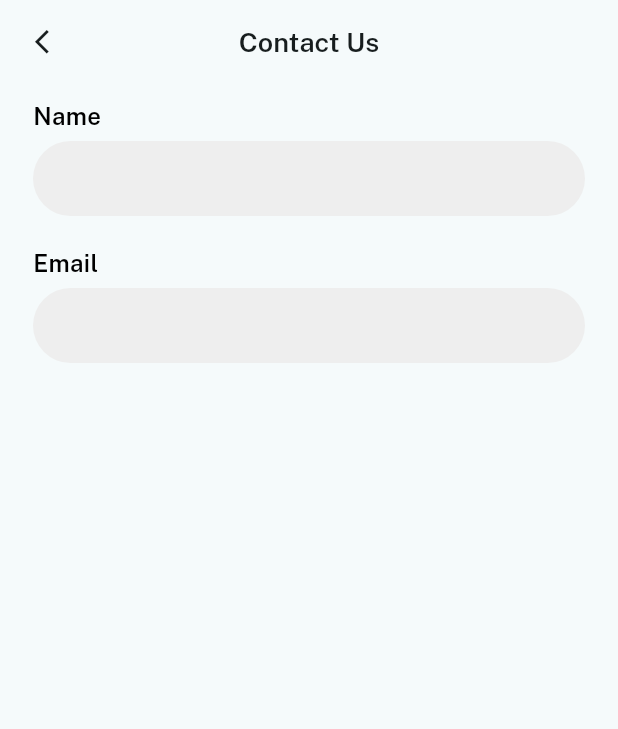
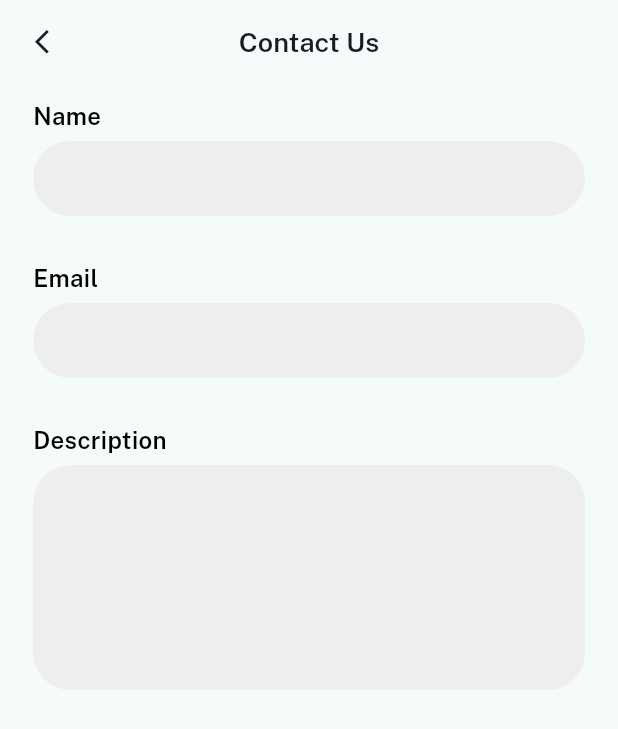
Before and after one commit to HAMZA-CH420/Shoe-Fanatic, a Flutter app: the ContactScreen screen opened directly, on a phone screen of 412 x 824 dp. Shown: the top 729 px of the screen. Run offline on Flutter 3.47's test engine with Material 3 defaults, Android fonts, the phone set to English and light mode, and no system bars; our stand-ins replace flutter_svg, google_fonts, iconsax, lottie, permission_handler, shared_preferences and 1 more; accounts and stored records are empty.

Commit message:
minor changes

```diff
--- a/lib/Features/DrawerScreens/ContactScreen/contact_screen.dart
+++ b/lib/Features/DrawerScreens/ContactScreen/contact_screen.dart
@@ -32,7 +32,7 @@ class ContactScreen extends StatelessWidget {
       body: Padding(
         padding: const EdgeInsets.symmetric(horizontal: 22, vertical: 10),
         child: Column(
-          spacing: 20,
+          spacing: 30,
           children: [
             ContactTextField(
               bannerName: "Name",
@@ -40,6 +40,10 @@ class ContactScreen extends StatelessWidget {
             ContactTextField(
               bannerName: "Email",
             ),
+            ContactTextField(
+              isDescription: true,
+              bannerName: "Description",
+            ),
           ],
         ),
       ),
--- a/lib/Features/DrawerScreens/ContactScreen/widgets/banner.dart
+++ b/lib/Features/DrawerScreens/ContactScreen/widgets/banner.dart
@@ -3,8 +3,10 @@ import 'package:google_fonts/google_fonts.dart';
 import 'package:shoe_fantastic/Ui%20Helper/Color%20Palate/color_palate.dart';
 
 class ContactTextField extends StatelessWidget {
-  const ContactTextField({super.key, required this.bannerName});
+  const ContactTextField(
+      {super.key, required this.bannerName, this.isDescription = false});
   final String bannerName;
+  final bool isDescription;
   @override
   Widget build(BuildContext context) {
     return Column(
@@ -20,7 +22,7 @@ class ContactTextField extends StatelessWidget {
           ),
         ),
         Container(
-          height: 50,
+          height: isDescription ? 150 : 50,
           width: double.infinity,
           alignment: Alignment.center,
           padding: const EdgeInsets.symmetric(horizontal: 20, vertical: 2),
```
